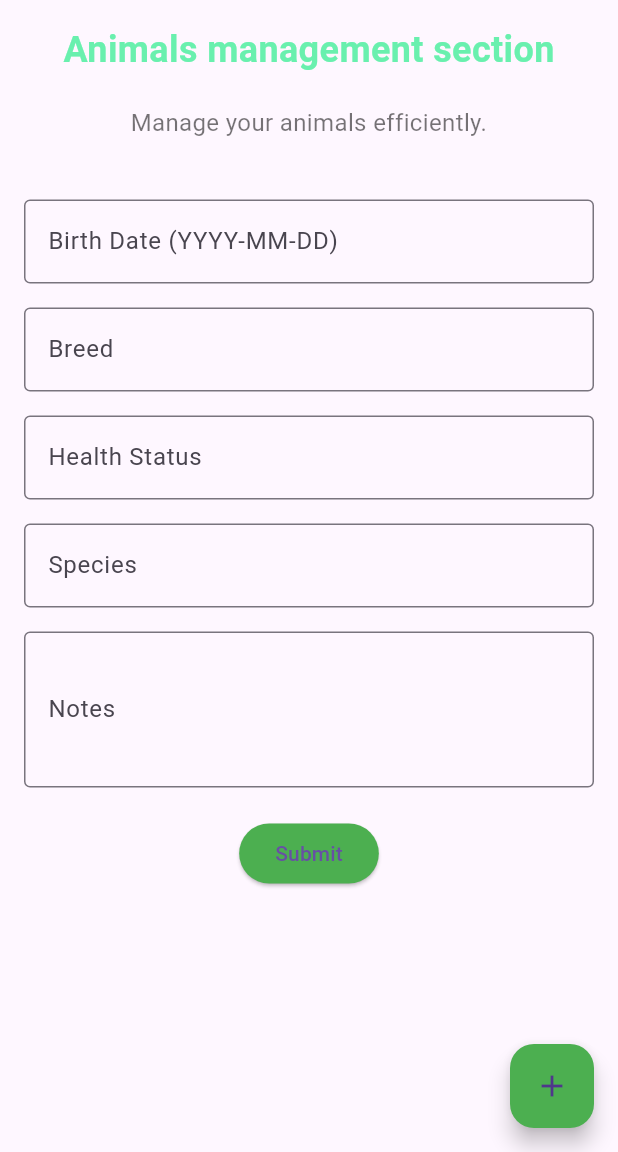
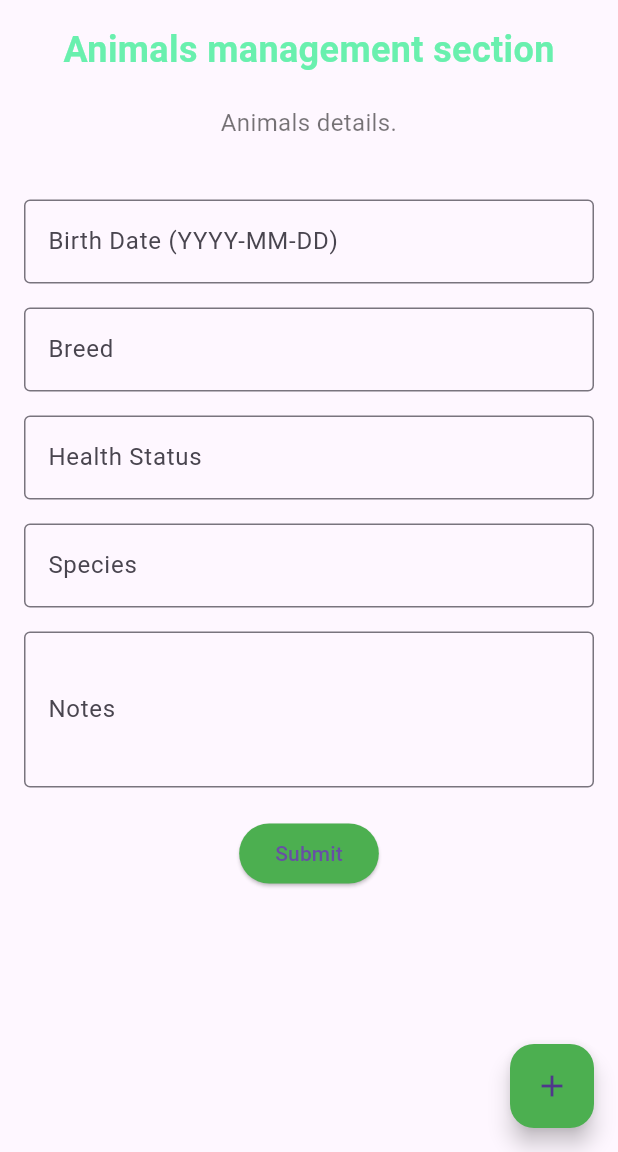
Before and after one commit to FaraiWona/farm-record-management, a Flutter app: the AnimalHomePage screen opened directly, on a phone screen of 412 x 824 dp, the part 84-1236 px from its top. Run offline on Flutter 3.47's test engine with Material 3 defaults, Android fonts, the phone set to English and light mode, and no system bars; our stand-ins replace cloud_firestore, firebase_auth, firebase_core, logger; accounts and stored records are empty.

Commit message:
styling Animal_page

```diff
--- a/farm_record_management/lib/screens/animal_home_page.dart
+++ b/farm_record_management/lib/screens/animal_home_page.dart
@@ -35,7 +35,7 @@ class AnimalHomePage extends StatelessWidget {
               Padding(
                 padding: EdgeInsets.symmetric(horizontal: 20),
                 child: Text(
-                  'Manage your animals efficiently.',
+                  'Animals details.',
                   textAlign: TextAlign.center,
                   style: TextStyle(
                     fontSize: 16,
```
